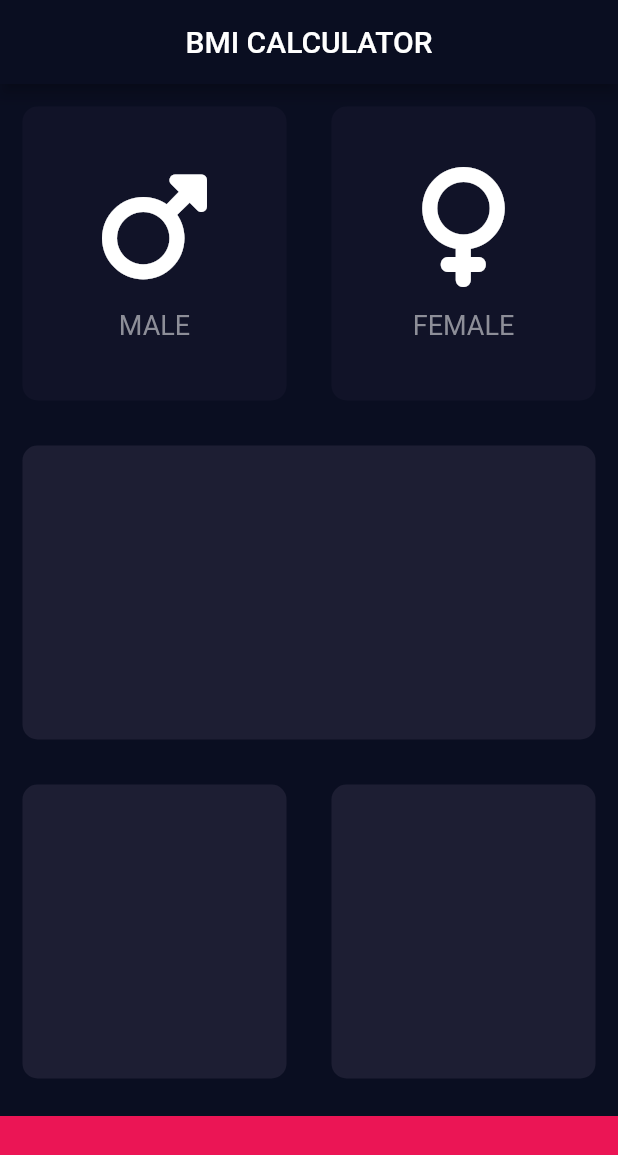
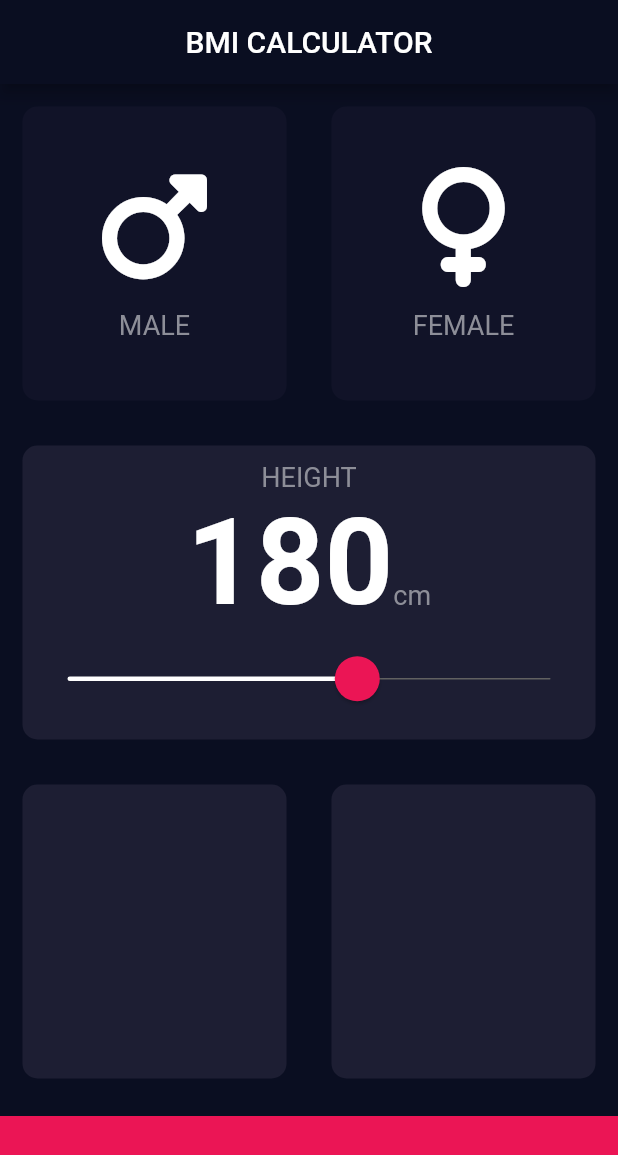
Before and after one commit to iam149cm/flutter, a Flutter app: the screen it shows after launch, on a phone screen of 412 x 824 dp. Shown: the top 1155 px of the screen. Run offline on Flutter 3.47's test engine with Material 2 defaults, Android fonts, the light colour scheme and no system bars; our stand-ins replace audioplayers, font_awesome_flutter, rflutter_alert, shared_preferences.

Commit message:
add height slider

```diff
--- /dev/null
+++ b/16_bmicalculator/lib/constants.dart
@@ -0,0 +1,18 @@
+import 'package:flutter/material.dart';
+
+// 색, 텍스트 스타일 등을 미리 지정하여 파일에 따로 빼 두고 참조하여 사용
+// naming convention - k 로 시작한다. ( flutter 의 constance )
+const kBottomContainerHeight = 80.0;
+const kActiveCardColor = Color(0xFF1D1E33);
+const kInactiveCardColor = Color(0xFF111328);
+const kBottomContainerColor = Color(0xFFEB1555);
+
+const kLabelTextStyle = TextStyle(
+  fontSize: 18,
+  color: Color(0xFF8D8E98),
+);
+
+const kNumberTextStyle = TextStyle(
+  fontSize: 80,
+  fontWeight: FontWeight.bold,
+);
--- a/16_bmicalculator/lib/icon_content.dart
+++ b/16_bmicalculator/lib/icon_content.dart
@@ -1,9 +1,6 @@
 import 'package:flutter/material.dart';
 
-const labelTextStyle = TextStyle(
-  fontSize: 18,
-  color: Color(0xFF8D8E98),
-);
+import 'constants.dart';
 
 class IconContent extends StatelessWidget {
   IconContent({required this.label, required this.icon});
@@ -18,7 +15,7 @@ class IconContent extends StatelessWidget {
       SizedBox(
         height: 15,
       ),
-      Text(label, style: labelTextStyle),
+      Text(label, style: kLabelTextStyle),
     ]);
   }
 }
--- a/16_bmicalculator/lib/input_page.dart
+++ b/16_bmicalculator/lib/input_page.dart
@@ -3,10 +3,7 @@ import 'package:bmicalculator/reusable_card.dart';
 import 'package:flutter/material.dart';
 import 'package:font_awesome_flutter/font_awesome_flutter.dart';
 
-const bottomContainerHeight = 80.0;
-const activeCardColor = Color(0xFF1D1E33);
-const inactiveCardColor = Color(0xFF111328);
-const bottomContainerColor = Color(0xFFEB1555);
+import 'constants.dart';
 
 // 🤍 ENUM - Enumeration 열거 (The action of establishing the number of something)
 // 대문자로 시작하고 camel case
@@ -24,6 +21,7 @@ class InputPage extends StatefulWidget {
 // DRY - Do not Repeate Yourself!
 class _InputPageState extends State<InputPage> {
   Gender selectedGender = Gender.none;
+  int height = 180;
 
   @override
   Widget build(BuildContext context) {
@@ -34,6 +32,7 @@ class _InputPageState extends State<InputPage> {
         title: Text('BMI CALCULATOR'),
       ),
       body: Column(
+        crossAxisAlignment: CrossAxisAlignment.stretch,
         children: [
           Expanded(
               child: Row(
@@ -47,8 +46,8 @@ class _InputPageState extends State<InputPage> {
                   },
                   child: ReusableCard(
                     colour: selectedGender == Gender.male
-                        ? activeCardColor
-                        : inactiveCardColor,
+                        ? kActiveCardColor
+                        : kInactiveCardColor,
                     cardChild: IconContent(
                       label: 'MALE',
                       icon: Icon(
@@ -68,8 +67,8 @@ class _InputPageState extends State<InputPage> {
                   },
                   child: ReusableCard(
                     colour: selectedGender == Gender.female
-                        ? activeCardColor
-                        : inactiveCardColor,
+                        ? kActiveCardColor
+                        : kInactiveCardColor,
                     cardChild: Container(
                         child: IconContent(
                       label: 'FEMALE',
@@ -85,33 +84,82 @@ class _InputPageState extends State<InputPage> {
           )),
           Expanded(
             child: ReusableCard(
-              colour: activeCardColor,
-              cardChild: Container(child: null),
+              colour: kActiveCardColor,
+              cardChild: Column(
+                mainAxisAlignment: MainAxisAlignment.center,
+                children: [
+                  Text(
+                    'HEIGHT',
+                    style: kLabelTextStyle,
+                  ),
+                  Row(
+                    mainAxisAlignment: MainAxisAlignment.center,
+                    crossAxisAlignment: CrossAxisAlignment.baseline,
+                    textBaseline:
+                        TextBaseline.alphabetic, // baseline 을 쓰려면 필요하다
+                    children: [
+                      Text(
+                        height.toString(),
+                        style: kNumberTextStyle,
+                      ),
+                      Text(
+                        'cm',
+                        style: kLabelTextStyle,
+                      ),
+                    ],
+                  ),
+                  SliderTheme(
+                    data: SliderTheme.of(context).copyWith(
+                        // SliderTheme 은 기본적으로 모두 null 이기 때문에 그 중 일부만 가져다 사용하기
+                        thumbShape:
+                            RoundSliderThumbShape(enabledThumbRadius: 15),
+                        overlayShape: RoundSliderOverlayShape(
+                          overlayRadius: 30, // 클릭했을 때 효과
+                        ),
+                        overlayColor: Color(0xFFEB1555).withOpacity(0.3),
+                        thumbColor: Color(0xFFEB1555),
+                        activeTrackColor: Colors.white,
+                        inactiveTrackColor: Colors.grey.shade700,
+                        trackHeight: 1),
+                    child: Slider(
+                      value: height.toDouble(),
+                      onChanged: (double newValue) {
+                        setState(() {
+                          // new value 가 Slider 의 value 를 업데이트한다
+                          height = newValue.round();
+                        });
+                      },
+                      min: 120.0,
+                      max: 220.0,
+                    ),
+                  ),
+                ],
+              ),
             ),
           ),
           Expanded(
             child: Row(children: [
               Expanded(
                 child: ReusableCard(
-                  colour: activeCardColor,
+                  colour: kActiveCardColor,
                   cardChild: Container(child: null),
                 ),
               ),
               Expanded(
                 child: ReusableCard(
-                  colour: activeCardColor,
+                  colour: kActiveCardColor,
                   cardChild: Container(child: null),
                 ),
               ),
             ]),
           ),
           Container(
-            color: bottomContainerColor,
+            color: kBottomContainerColor,
             margin: EdgeInsets.only(
               top: 10,
             ),
             width: double.infinity, // 가로의 full-width
-            height: bottomContainerHeight,
+            height: kBottomContainerHeight,
           )
         ],
       ),
--- a/16_bmicalculator/lib/reusable_card.dart
+++ b/16_bmicalculator/lib/reusable_card.dart
@@ -1,10 +1,14 @@
 import 'package:flutter/material.dart';
 
 class ReusableCard extends StatelessWidget {
-  ReusableCard({required this.colour, required this.cardChild});
+  ReusableCard({
+    required this.colour,
+    required this.cardChild,
+  });
 
   final Color colour;
   final Widget cardChild;
+
   // final = Immutability = Unchangable. StatelessWidget is immutable.
 
   // 🤍 final VS const
```
